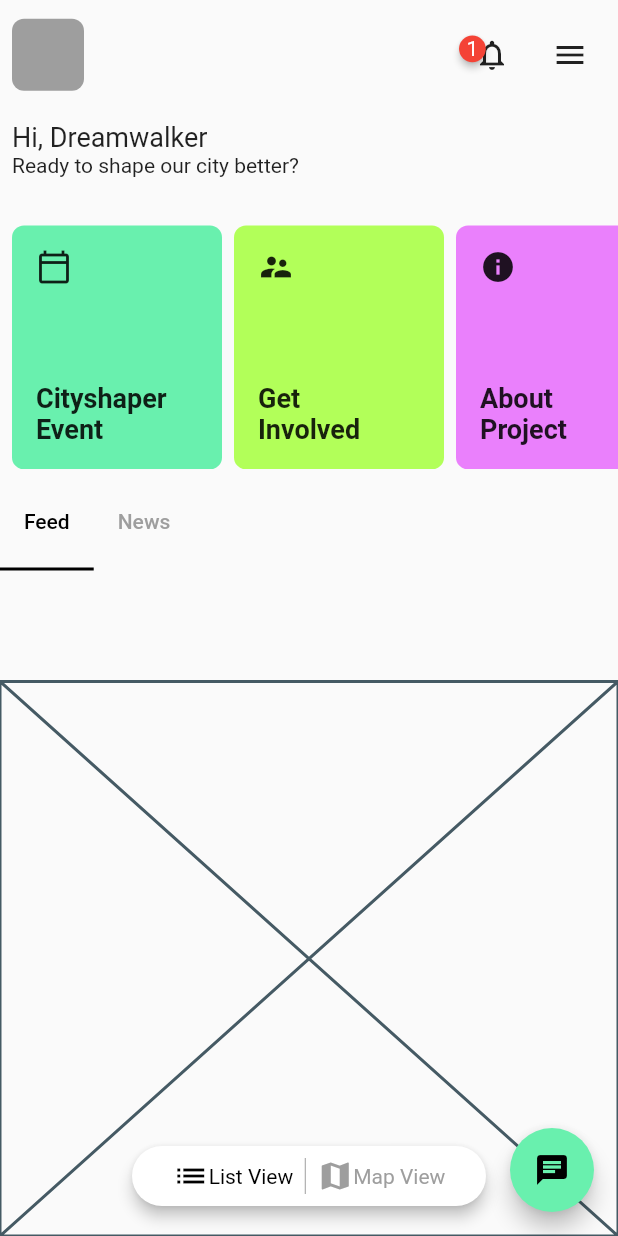
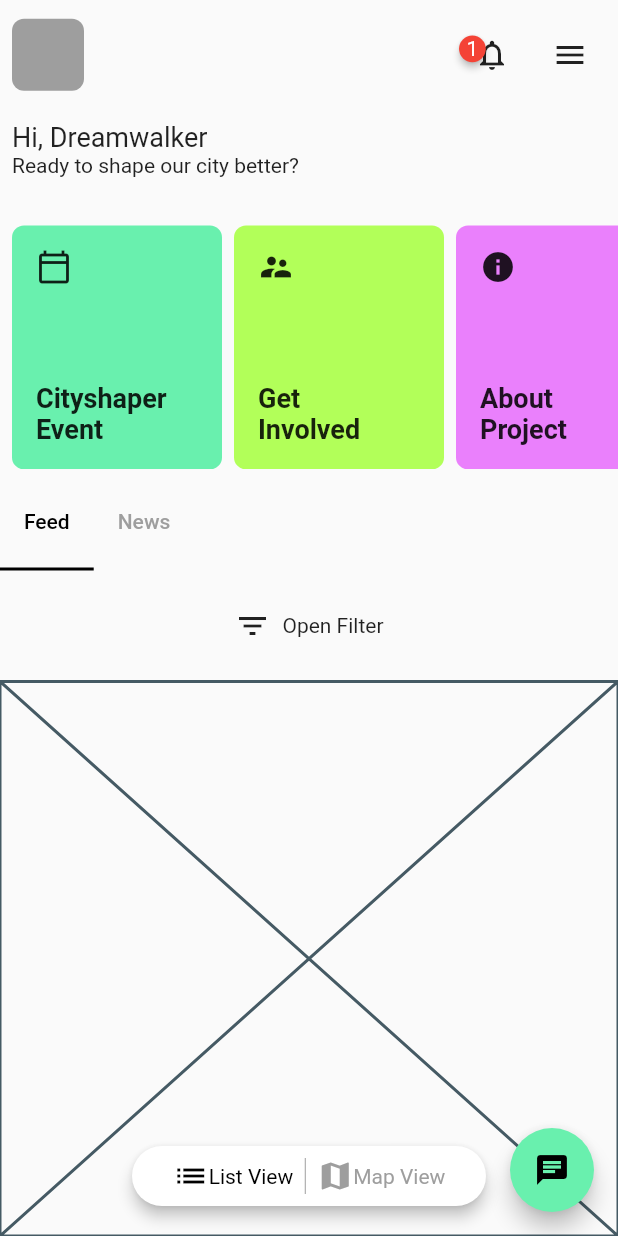
Before and after one commit to JAICHANGPARK/flutter_notebook_11th_story, a Flutter app: the screen it shows after launch, on a phone screen of 412 x 824 dp. Run offline on Flutter 3.47's test engine with Material 2 defaults, Android fonts, the phone set to English and light mode, and no system bars; drawn by our look-alikes of badges; our stand-ins replace backdrop, flutter_inner_drawer, flutter_slidable, flutter_swiper, google_fonts.

Commit message:
Update irys_home_page.dart

```diff
--- a/lib/ep727_irys_mobile_app/ui/irys_home_page.dart
+++ b/lib/ep727_irys_mobile_app/ui/irys_home_page.dart
@@ -198,13 +198,13 @@ class _IrysHomePageState extends State<IrysHomePage> with SingleTickerProviderSt
                             Expanded(
                                 flex: 2,
                                 child: Row(
+                                  mainAxisAlignment: MainAxisAlignment.center,
                                   children: [
-
-                                  ],
+                                    Icon(Icons.filter_list),
+                                    SizedBox(width: 8),
+                                    Text("Open Filter")],
                                 )),
-                            Expanded(
-                                flex: 10,
-                                child: Placeholder()),
+                            Expanded(flex: 10, child: Placeholder()),
                           ],
                         ),
                         Container(
```
